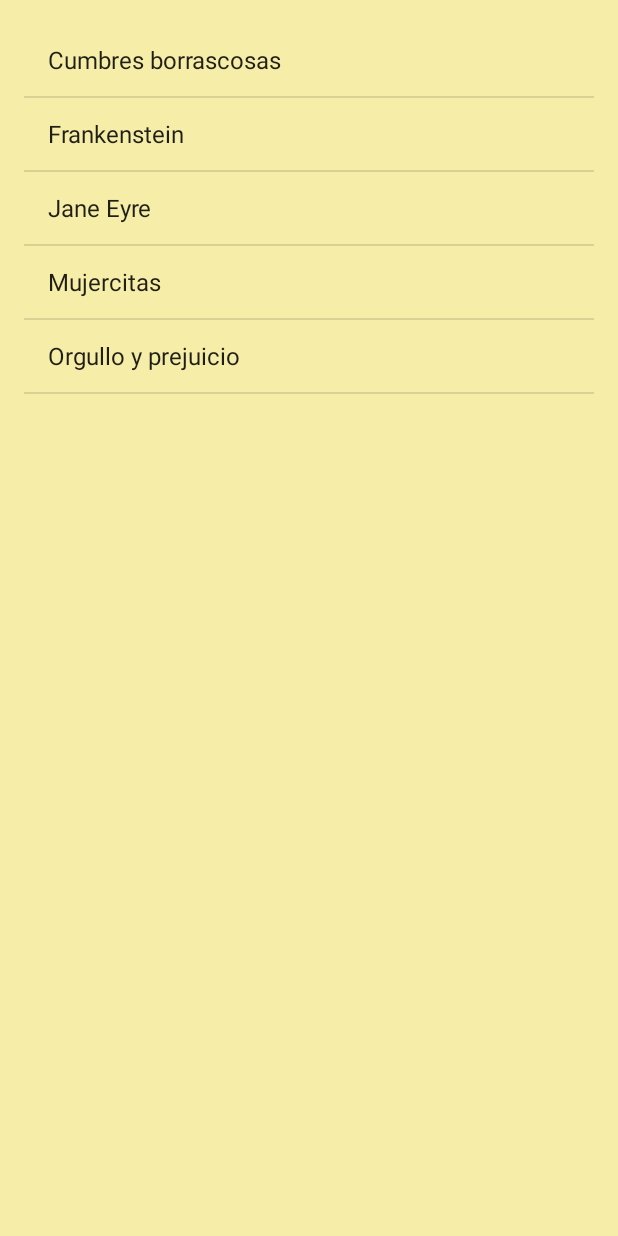
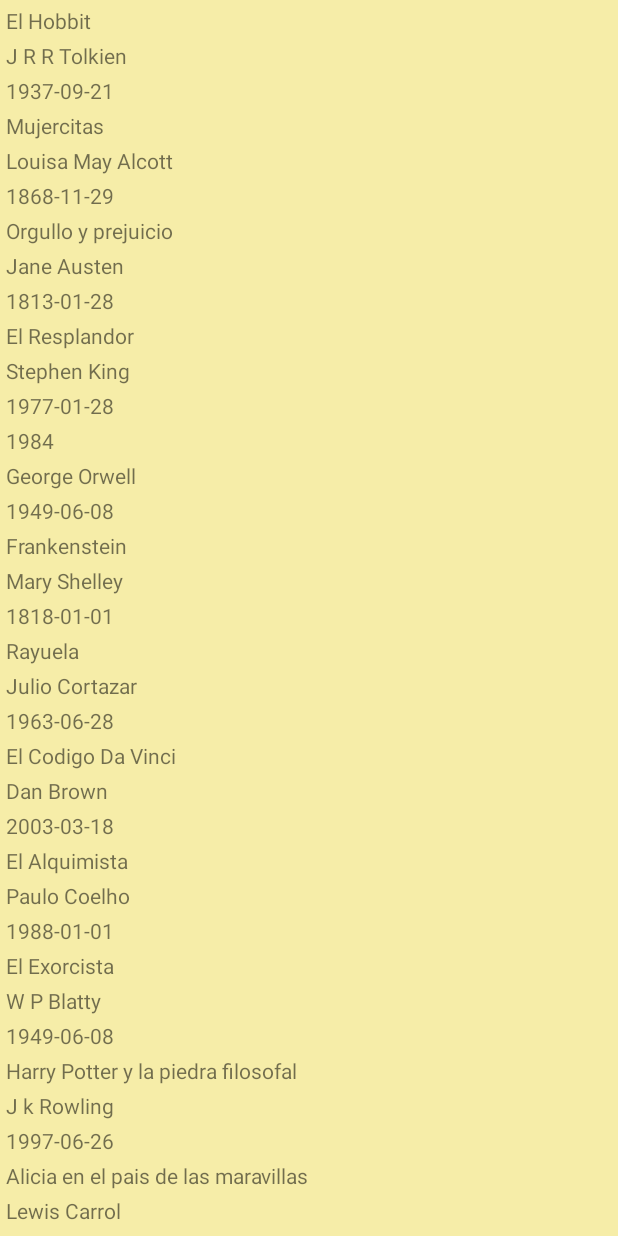
Before and after one commit to Federco1/WorldBook, an Android app: the MiBibliotecaActivity screen opened directly, with no data from a screen before it, on a phone screen of 412 x 824 dp. Run offline under Robolectric (Android 15) with nearby library versions, the phone set to English and light mode, and no system bars.

Commit message:
Aplico el recyclerview a MiBibliotecaActivity

```diff
--- /dev/null
+++ b/app/src/main/java/com/example/worldbook/Libro.kt
@@ -0,0 +1,8 @@
+package com.example.worldbook
+
+data class Libro(
+    var id: Int,
+    var titulo:String,
+    var autor:String,
+    var fecha:String
+)
--- /dev/null
+++ b/app/src/main/java/com/example/worldbook/LibroAdapter.kt
@@ -0,0 +1,40 @@
+package com.example.worldbook
+
+import android.content.Context
+import android.view.LayoutInflater
+import android.view.View
+import android.view.ViewGroup
+import android.widget.TextView
+import androidx.recyclerview.widget.RecyclerView
+
+class LibroAdapter (var libros: MutableList<Libro>, var context: Context):
+    RecyclerView.Adapter<LibroAdapter.LibroViewHolder>(){
+
+    class LibroViewHolder (view: View): RecyclerView.ViewHolder(view){
+        lateinit var txtTitulo: TextView
+        lateinit var txtAutor: TextView
+        lateinit var txtFecha: TextView
+
+        init {
+            txtTitulo= view.findViewById(R.id.tv_titulo)
+            txtAutor = view.findViewById(R.id.tv_autor)
+            txtFecha = view.findViewById(R.id.tv_fecha)
+        }
+    }
+
+    override fun onCreateViewHolder(parent: ViewGroup, viewType: Int): LibroViewHolder {
+        val view = LayoutInflater.from(parent.context)
+            .inflate(R.layout.item_libro, parent, false)
+        return LibroViewHolder(view)
+    }
+
+    override fun getItemCount()= libros.size
+
+    override fun onBindViewHolder(holder: LibroViewHolder, position: Int) {
+        val item= libros.get(position)
+        holder.txtTitulo.text= item.titulo
+        holder.txtAutor.text= item.autor
+        holder.txtFecha.text= item.fecha
+    }
+
+}
--- a/app/src/main/java/com/example/worldbook/MiBibliotecaActivity.kt
+++ b/app/src/main/java/com/example/worldbook/MiBibliotecaActivity.kt
@@ -4,23 +4,61 @@ import android.os.Bundle
 import androidx.appcompat.app.AppCompatActivity
 import android.widget.ArrayAdapter
 import android.widget.ListView
+import androidx.activity.enableEdgeToEdge
+import androidx.core.view.ViewCompat
+import androidx.core.view.WindowInsetsCompat
+import androidx.core.view.setPadding
+import androidx.recyclerview.widget.RecyclerView
 
 class MiBibliotecaActivity : AppCompatActivity() {
+    lateinit var rvLibros: RecyclerView
+    lateinit var librosAdapter: LibroAdapter
 
     override fun onCreate(savedInstanceState: Bundle?) {
         super.onCreate(savedInstanceState)
+        enableEdgeToEdge()
         setContentView(R.layout.activity_mi_biblioteca)
+       // ViewCompat.setOnApplyWindowInsetsListener(findViewById(R.id.main)) { v, insets ->
+         //   val systemBars = insets.getInsets(WindowInsetsCompat.Type.systemBars())
+           // v.setPadding(systemBars.left, systemBars.top, systemBars.right, systemBars.bottom)
+            //insets
+        //}
 
-        val libros = arrayOf(
-            "Cumbres borrascosas",
-            "Frankenstein",
-            "Jane Eyre",
-            "Mujercitas",
-            "Orgullo y prejuicio"
-        )
+        rvLibros = findViewById(R.id.rvLibros)
+        librosAdapter = LibroAdapter(getLibros(),this)
+        rvLibros.adapter = librosAdapter
 
-        val listView: ListView = findViewById(R.id.listaLibros)
-        val adapter = ArrayAdapter(this, android.R.layout.simple_list_item_1, libros)
-        listView.adapter = adapter
+        //val libros = arrayOf(
+            //"Cumbres borrascosas",
+            //"Frankenstein",
+            //"Jane Eyre",
+            //"Mujercitas",
+            //"Orgullo y prejuicio"
+        //)
+
+        //val listView: ListView = findViewById(R.id.listaLibros)
+        //val adapter = ArrayAdapter(this, android.R.layout.simple_list_item_1, libros)
+        //listView.adapter = adapter
+
+    }
+
+    private fun getLibros(): MutableList<Libro> {
+        var libros: MutableList<Libro> = ArrayList()
+        libros.add(Libro(1,"El Hobbit","J R R Tolkien","1937-09-21"))
+        libros.add(Libro(2,"Mujercitas","Louisa May Alcott","1868-11-29"))
+        libros.add(Libro(3,"Orgullo y prejuicio","Jane Austen","1813-01-28"))
+        libros.add(Libro(4,"El Resplandor","Stephen King","1977-01-28"))
+        libros.add(Libro(5,"1984","George Orwell","1949-06-08"))
+        libros.add(Libro(6,"Frankenstein","Mary Shelley","1818-01-01"))
+        libros.add(Libro(7,"Rayuela","Julio Cortazar","1963-06-28"))
+        libros.add(Libro(8,"El Codigo Da Vinci","Dan Brown","2003-03-18"))
+        libros.add(Libro(9,"El Alquimista","Paulo Coelho","1988-01-01"))
+        libros.add(Libro(10,"El Exorcista","W P Blatty","1949-06-08"))
+        libros.add(Libro(11,"Harry Potter y la piedra filosofal","J k Rowling","1997-06-26"))
+        libros.add(Libro(12,"Alicia en el pais de las maravillas","Lewis Carrol","1865-11-26"))
+        libros.add(Libro(13,"Guerra y Paz","Liev N Tolstoi","1865-01-01"))
+
+        return libros
+
     }
 }
--- a/app/src/main/res/layout/activity_mi_biblioteca.xml
+++ b/app/src/main/res/layout/activity_mi_biblioteca.xml
@@ -1,20 +1,19 @@
 <?xml version="1.0" encoding="utf-8"?>
-<androidx.constraintlayout.widget.ConstraintLayout xmlns:android="http://schemas.android.com/apk/res/android"
+<LinearLayout xmlns:android="http://schemas.android.com/apk/res/android"
     xmlns:app="http://schemas.android.com/apk/res-auto"
     xmlns:tools="http://schemas.android.com/tools"
     android:layout_width="match_parent"
     android:layout_height="match_parent"
     android:background="@color/vainilla"
-    tools:context=".MiBibliotecaActivity">
+    tools:context=".MiBibliotecaActivity"
+    android:orientation="vertical">
 
-    <ListView
-        android:id="@+id/listaLibros"
-        android:layout_width="0dp"
-        android:layout_height="0dp"
-        android:layout_margin="16dp"
-        app:layout_constraintTop_toTopOf="parent"
-        app:layout_constraintBottom_toBottomOf="parent"
-        app:layout_constraintStart_toStartOf="parent"
-        app:layout_constraintEnd_toEndOf="parent" />
+    <androidx.recyclerview.widget.RecyclerView
+        android:id="@+id/rvLibros"
+        android:layout_width="match_parent"
+        android:layout_height="wrap_content"
+        app:layoutManager="androidx.recyclerview.widget.LinearLayoutManager"
+        tools:listitem="@layout/item_libro"
+        />
 
-</androidx.constraintlayout.widget.ConstraintLayout>
+</LinearLayout>
--- /dev/null
+++ b/app/src/main/res/layout/item_libro.xml
@@ -0,0 +1,36 @@
+<?xml version="1.0" encoding="utf-8"?>
+<LinearLayout xmlns:android="http://schemas.android.com/apk/res/android"
+    android:orientation="vertical"
+    android:layout_width="match_parent"
+    android:layout_height="wrap_content"
+    android:weightSum="3">
+
+    <TextView
+        android:id="@+id/tv_titulo"
+        android:layout_width="match_parent"
+        android:layout_height="wrap_content"
+        android:layout_marginStart="4dp"
+        android:layout_marginTop="4dp"
+        android:layout_weight="1"
+        />
+
+    <TextView
+        android:id="@+id/tv_autor"
+        android:layout_width="match_parent"
+        android:layout_height="wrap_content"
+        android:layout_marginStart="4dp"
+        android:layout_marginTop="4dp"
+        android:layout_weight="1"
+
+        />
+
+    <TextView
+        android:id="@+id/tv_fecha"
+        android:layout_width="match_parent"
+        android:layout_height="wrap_content"
+        android:layout_marginStart="4dp"
+        android:layout_marginTop="4dp"
+        android:layout_weight="1"
+        />
+
+</LinearLayout>
```
